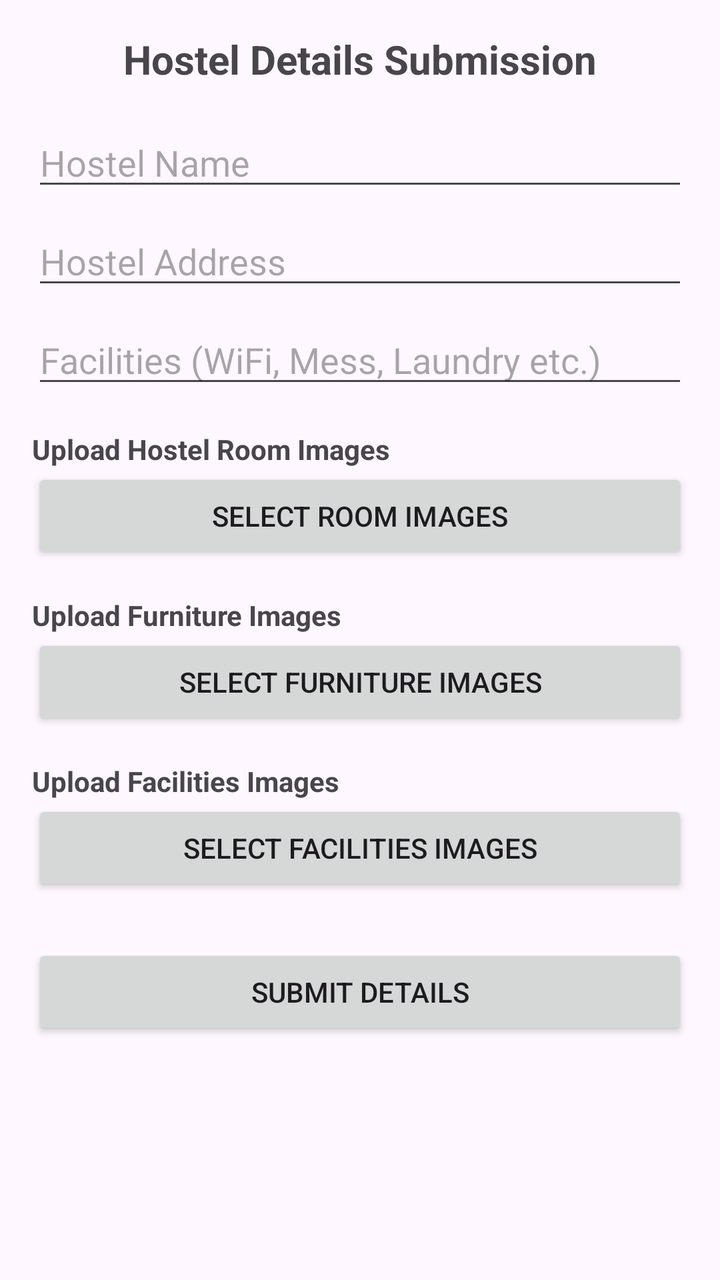
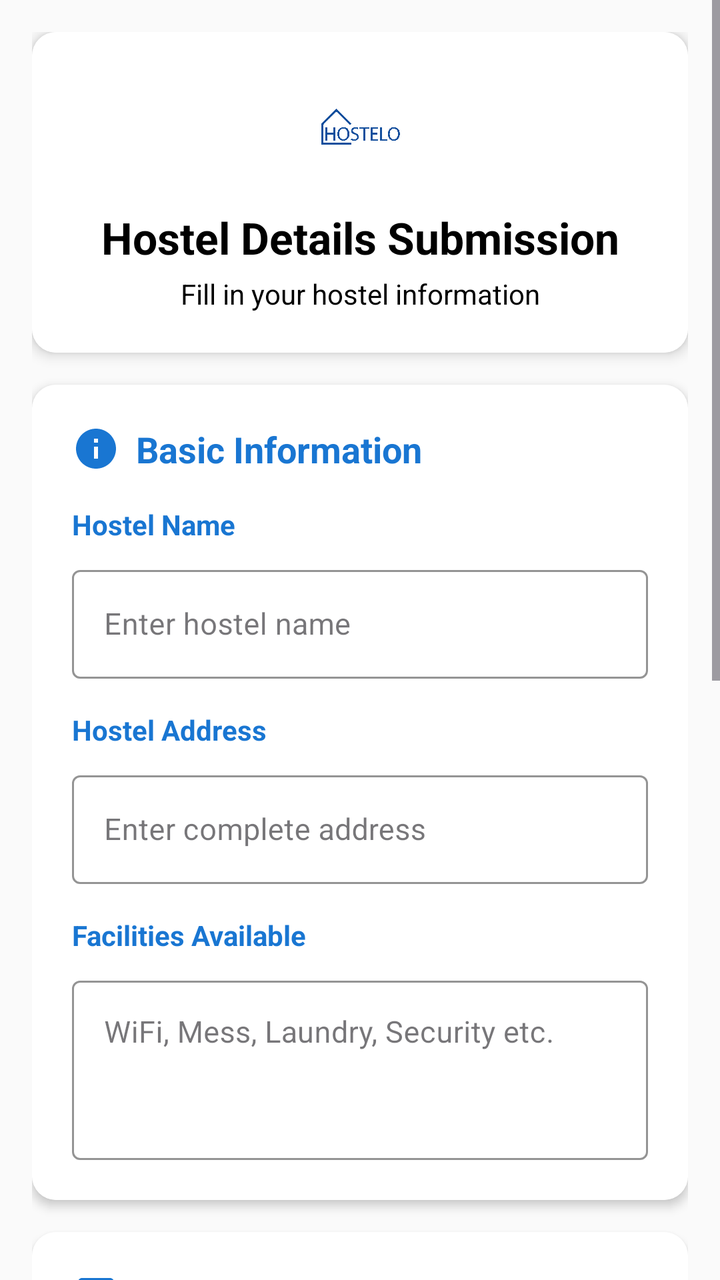

Compare the two renders of this Android layout. The source of the first and the diff that turns it into the second are given below.
<!-- AndroidManifest.xml: application theme Theme.Hostello -->
<!-- res/layout/activity_owner_document_submission.xml -->
<?xml version="1.0" encoding="utf-8"?>
<ScrollView xmlns:android="http://schemas.android.com/apk/res/android"
    android:layout_width="match_parent"
    android:layout_height="match_parent"
    android:fillViewport="true">

    <LinearLayout
        android:layout_width="match_parent"
        android:layout_height="wrap_content"
        android:orientation="vertical"
        android:padding="16dp">

        <TextView
            android:text="Hostel Details Submission"
            android:textSize="20sp"
            android:textStyle="bold"
            android:gravity="center"
            android:layout_width="match_parent"
            android:layout_height="wrap_content"
            android:paddingBottom="16dp"/>

        
        <EditText
            android:id="@+id/etHostelName"
            android:hint="Hostel Name"
            android:layout_width="match_parent"
            android:layout_height="wrap_content"/>

        
        <EditText
            android:id="@+id/etHostelAddress"
            android:hint="Hostel Address"
            android:layout_width="match_parent"
            android:layout_height="wrap_content"
            android:layout_marginTop="8dp"/>

        
        <EditText
            android:id="@+id/etFacilities"
            android:hint="Facilities (WiFi, Mess, Laundry etc.)"
            android:layout_width="match_parent"
            android:layout_height="wrap_content"
            android:layout_marginTop="8dp"/>

        
        <TextView
            android:text="Upload Hostel Room Images"
            android:textStyle="bold"
            android:layout_marginTop="16dp"
            android:layout_width="wrap_content"
            android:layout_height="wrap_content"/>

        <Button
            android:id="@+id/btnRoomImages"
            android:text="Select Room Images"
            android:layout_width="match_parent"
            android:layout_height="wrap_content"/>

        
        <TextView
            android:text="Upload Furniture Images"
            android:textStyle="bold"
            android:layout_marginTop="16dp"
            android:layout_width="wrap_content"
            android:layout_height="wrap_content"/>

        <Button
            android:id="@+id/btnFurnitureImages"
            android:text="Select Furniture Images"
            android:layout_width="match_parent"
            android:layout_height="wrap_content"/>

        
        <TextView
            android:text="Upload Facilities Images"
            android:textStyle="bold"
            android:layout_marginTop="16dp"
            android:layout_width="wrap_content"
            android:layout_height="wrap_content"/>

        <Button
            android:id="@+id/btnFacilityImages"
            android:text="Select Facilities Images"
            android:layout_width="match_parent"
            android:layout_height="wrap_content"/>

        
        <Button
            android:id="@+id/btnSubmit"
            android:text="Submit Details"
            android:layout_marginTop="24dp"
            android:layout_width="match_parent"
            android:layout_height="wrap_content"/>

    </LinearLayout>
</ScrollView>
<!-- resources referenced by this layout -->
<resources>
  <style name="Theme.Hostello" parent="Base.Theme.Hostello" />
  <style name="Base.Theme.Hostello" parent="Theme.Material3.DayNight.NoActionBar">
          <item name="colorPrimary">@color/black</item>
      </style>
  <color name="black">#FF000000</color>
</resources>

<!-- the commit's change to res/layout/activity_owner_document_submission.xml (unified diff, before → after) -->
@@ -1,8 +1,10 @@
 <?xml version="1.0" encoding="utf-8"?>
 <ScrollView xmlns:android="http://schemas.android.com/apk/res/android"
+    xmlns:app="http://schemas.android.com/apk/res-auto"
     android:layout_width="match_parent"
     android:layout_height="match_parent"
-    android:fillViewport="true">
+    android:fillViewport="true"
+    android:background="#FAFAFA">
 
     <LinearLayout
         android:layout_width="match_parent"
@@ -10,87 +12,338 @@
         android:orientation="vertical"
         android:padding="16dp">
 
-        <TextView
-            android:text="Hostel Details Submission"
-            android:textSize="20sp"
-            android:textStyle="bold"
-            android:gravity="center"
+        
+        <androidx.cardview.widget.CardView
             android:layout_width="match_parent"
             android:layout_height="wrap_content"
-            android:paddingBottom="16dp"/>
+            android:layout_marginBottom="16dp"
+            app:cardCornerRadius="12dp"
+            app:cardElevation="4dp">
+
+            <LinearLayout
+                android:layout_width="match_parent"
+                android:layout_height="wrap_content"
+                android:orientation="vertical"
+                android:padding="20dp"
+                android:background="@color/white">
+
+                <ImageView
+                    android:layout_width="60dp"
+                    android:layout_height="60dp"
+                    android:layout_gravity="center_horizontal"
+                    android:src="@drawable/host_logo_02"
+                    android:contentDescription="Hostel Icon"
+                     />
+
+                <TextView
+                    android:layout_width="match_parent"
+                    android:layout_height="wrap_content"
+                    android:layout_marginTop="8dp"
+                    android:gravity="center"
+                    android:text="Hostel Details Submission"
+                    android:textColor="@color/black"
+                    android:textSize="22sp"
+                    android:textStyle="bold" />
+
+                <TextView
+                    android:layout_width="match_parent"
+                    android:layout_height="wrap_content"
+                    android:layout_marginTop="4dp"
+                    android:gravity="center"
+                    android:text="Fill in your hostel information"
+                    android:textColor="@color/black"
+                    android:textSize="14sp" />
+
+            </LinearLayout>
+        </androidx.cardview.widget.CardView>
 
         
-        <EditText
-            android:id="@+id/etHostelName"
-            android:hint="Hostel Name"
-            android:layout_width="match_parent"
-            android:layout_height="wrap_content"/>
-
-        
-        <EditText
-            android:id="@+id/etHostelAddress"
-            android:hint="Hostel Address"
+        <androidx.cardview.widget.CardView
             android:layout_width="match_parent"
             android:layout_height="wrap_content"
-            android:layout_marginTop="8dp"/>
+            android:layout_marginBottom="16dp"
+            app:cardCornerRadius="12dp"
+            app:cardElevation="3dp">
+
+            <LinearLayout
+                android:layout_width="match_parent"
+                android:layout_height="wrap_content"
+                android:orientation="vertical"
+                android:padding="20dp"
+                android:background="#FFFFFF">
+
+                <TextView
+                    android:layout_width="wrap_content"
+                    android:layout_height="wrap_content"
+                    android:layout_marginBottom="16dp"
+                    android:drawableStart="@drawable/ic_info"
+                    android:drawablePadding="8dp"
+                    android:text="Basic Information"
+                    android:textColor="#1976D2"
+                    android:textSize="18sp"
+                    android:textStyle="bold"
+                    app:drawableTint="#1976D2" />
+
+                
+                <TextView
+                    android:layout_width="wrap_content"
+                    android:layout_height="wrap_content"
+                    android:layout_marginBottom="8dp"
+                    android:text="Hostel Name"
+                    android:textColor="#1976D2"
+                    android:textSize="14sp"
+                    android:textStyle="bold" />
+
+                <com.google.android.material.textfield.TextInputLayout
+                    android:layout_width="match_parent"
+                    android:layout_height="wrap_content"
+                    android:layout_marginBottom="16dp"
+                    app:boxStrokeColor="#1976D2"
+                    app:hintTextColor="#1976D2"
+                    style="@style/Widget.MaterialComponents.TextInputLayout.OutlinedBox">
+
+                    <com.google.android.material.textfield.TextInputEditText
+                        android:id="@+id/etHostelName"
+                        android:layout_width="match_parent"
+                        android:layout_height="wrap_content"
+                        android:hint="Enter hostel name"
+                        android:inputType="textCapWords"
+                        android:textColor="#1565C0"
+                        android:textSize="15sp" />
+                </com.google.android.material.textfield.TextInputLayout>
+
+                
+                <TextView
+                    android:layout_width="wrap_content"
+                    android:layout_height="wrap_content"
+                    android:layout_marginBottom="8dp"
+                    android:text="Hostel Address"
+                    android:textColor="#1976D2"
+                    android:textSize="14sp"
+                    android:textStyle="bold" />
+
+                <com.google.android.material.textfield.TextInputLayout
+                    android:layout_width="match_parent"
+                    android:layout_height="wrap_content"
+                    android:layout_marginBottom="16dp"
+                    app:boxStrokeColor="#1976D2"
+                    app:hintTextColor="#1976D2"
+                    style="@style/Widget.MaterialComponents.TextInputLayout.OutlinedBox">
+
+                    <com.google.android.material.textfield.TextInputEditText
+                        android:id="@+id/etHostelAddress"
+                        android:layout_width="match_parent"
+                        android:layout_height="wrap_content"
+                        android:hint="Enter complete address"
+                        android:inputType="textPostalAddress"
+                        android:textColor="#1565C0"
+                        android:textSize="15sp" />
+                </com.google.android.material.textfield.TextInputLayout>
+
+                
+                <TextView
+                    android:layout_width="wrap_content"
+                    android:layout_height="wrap_content"
+                    android:layout_marginBottom="8dp"
+                    android:text="Facilities Available"
+                    android:textColor="#1976D2"
+                    android:textSize="14sp"
+                    android:textStyle="bold" />
+
+                <com.google.android.material.textfield.TextInputLayout
+                    android:layout_width="match_parent"
+                    android:layout_height="wrap_content"
+                    app:boxStrokeColor="#1976D2"
+                    app:hintTextColor="#1976D2"
+                    style="@style/Widget.MaterialComponents.TextInputLayout.OutlinedBox">
+
+                    <com.google.android.material.textfield.TextInputEditText
+                        android:id="@+id/etFacilities"
+                        android:layout_width="match_parent"
+                        android:layout_height="wrap_content"
+                        android:gravity="top"
+                        android:hint="WiFi, Mess, Laundry, Security etc."
+                        android:inputType="textMultiLine|textCapSentences"
+                        android:minLines="3"
+                        android:textColor="#1565C0"
+                        android:textSize="15sp" />
+                </com.google.android.material.textfield.TextInputLayout>
+
+            </LinearLayout>
+        </androidx.cardview.widget.CardView>
 
         
-        <EditText
-            android:id="@+id/etFacilities"
-            android:hint="Facilities (WiFi, Mess, Laundry etc.)"
+        <androidx.cardview.widget.CardView
             android:layout_width="match_parent"
             android:layout_height="wrap_content"
-            android:layout_marginTop="8dp"/>
-
-        
-        <TextView
-            android:text="Upload Hostel Room Images"
-            android:textStyle="bold"
-            android:layout_marginTop="16dp"
-            android:layout_width="wrap_content"
-            android:layout_height="wrap_content"/>
-
-        <Button
-            android:id="@+id/btnRoomImages"
-            android:text="Select Room Images"
-            android:layout_width="match_parent"
-            android:layout_height="wrap_content"/>
-
-        
-        <TextView
-            android:text="Upload Furniture Images"
-            android:textStyle="bold"
-            android:layout_marginTop="16dp"
-            android:layout_width="wrap_content"
-            android:layout_height="wrap_content"/>
-
-        <Button
-            android:id="@+id/btnFurnitureImages"
-            android:text="Select Furniture Images"
-            android:layout_width="match_parent"
-            android:layout_height="wrap_content"/>
-
-        
-        <TextView
-            android:text="Upload Facilities Images"
-            android:textStyle="bold"
-            android:layout_marginTop="16dp"
-            android:layout_width="wrap_content"
-            android:layout_height="wrap_content"/>
-
-        <Button
-            android:id="@+id/btnFacilityImages"
-            android:text="Select Facilities Images"
-            android:layout_width="match_parent"
-            android:layout_height="wrap_content"/>
+            android:layout_marginBottom="16dp"
+            app:cardCornerRadius="12dp"
+            app:cardElevation="3dp">
+
+            <LinearLayout
+                android:layout_width="match_parent"
+                android:layout_height="wrap_content"
+                android:orientation="vertical"
+                android:padding="20dp"
+                android:background="#FFFFFF">
+
+                <TextView
+                    android:layout_width="wrap_content"
+                    android:layout_height="wrap_content"
+                    android:layout_marginBottom="16dp"
+                    android:drawableStart="@drawable/ic_image"
+                    android:drawablePadding="8dp"
+                    android:text="Upload Images"
+                    android:textColor="#1976D2"
+                    android:textSize="18sp"
+                    android:textStyle="bold"
+                    app:drawableTint="#1976D2" />
+
+                
+                <LinearLayout
+                    android:layout_width="match_parent"
+                    android:layout_height="wrap_content"
+                    android:layout_marginBottom="12dp"
+                    android:background="@drawable/upload_section_bg"
+                    android:orientation="vertical"
+                    android:padding="16dp">
+
+                    <TextView
+                        android:layout_width="wrap_content"
+                        android:layout_height="wrap_content"
+                        android:layout_marginBottom="8dp"
+                        android:text="Hostel Room Images"
+                        android:textColor="#1976D2"
+                        android:textSize="15sp"
+                        android:textStyle="bold" />
+
+                    <Button
+                        android:id="@+id/btnRoomImages"
+                        android:layout_width="match_parent"
+                        android:layout_height="wrap_content"
+                        android:backgroundTint="#1976D2"
+                        android:drawableStart="@drawable/ic_upload"
+                        android:drawablePadding="8dp"
+                        android:paddingVertical="12dp"
+                        android:text="Upload Room Images"
+                        android:textColor="#FFFFFF"
+                        android:textSize="15sp"
+                        app:cornerRadius="8dp"
+                        app:icon="@drawable/ic_upload"
+                        app:iconTint="#FFFFFF" />
+
+                    <TextView
+                        android:id="@+id/tvRoomImagesCount"
+                        android:layout_width="wrap_content"
+                        android:layout_height="wrap_content"
+                        android:layout_marginTop="4dp"
+                        android:text="No images selected"
+                        android:textColor="#1976D2"
+                        android:textSize="12sp" />
+                </LinearLayout>
+
+                
+                <LinearLayout
+                    android:layout_width="match_parent"
+                    android:layout_height="wrap_content"
+                    android:layout_marginBottom="12dp"
+                    android:background="@drawable/upload_section_bg"
+                    android:orientation="vertical"
+                    android:padding="16dp">
+
+                    <TextView
+                        android:layout_width="wrap_content"
+                        android:layout_height="wrap_content"
+                        android:layout_marginBottom="8dp"
+                        android:text="Furniture Images"
+                        android:textColor="#1976D2"
+                        android:textSize="15sp"
+                        android:textStyle="bold" />
+
+                    <Button
+                        android:id="@+id/btnFurnitureImages"
+                        android:layout_width="match_parent"
+                        android:layout_height="wrap_content"
+                        android:backgroundTint="#1976D2"
+                        android:drawableStart="@drawable/ic_upload"
+                        android:drawablePadding="8dp"
+                        android:paddingVertical="12dp"
+                        android:text="Upload Furniture Images"
+                        android:textColor="#FFFFFF"
+                        android:textSize="15sp"
+                        app:cornerRadius="8dp"
+                        app:icon="@drawable/ic_upload"
+                        app:iconTint="#FFFFFF" />
+
+                    <TextView
+                        android:id="@+id/tvFurnitureImagesCount"
+                        android:layout_width="wrap_content"
+                        android:layout_height="wrap_content"
+                        android:layout_marginTop="4dp"
+                        android:text="No images selected"
+                        android:textColor="#1976D2"
+                        android:textSize="12sp" />
+                </LinearLayout>
+
+                
+                <LinearLayout
+                    android:layout_width="match_parent"
+                    android:layout_height="wrap_content"
+                    android:background="@drawable/upload_section_bg"
+                    android:orientation="vertical"
+                    android:padding="16dp">
+
+                    <TextView
+                        android:layout_width="wrap_content"
+                        android:layout_height="wrap_content"
+                        android:layout_marginBottom="8dp"
+                        android:text="Facilities Images"
+                        android:textColor="#1976D2"
+                        android:textSize="15sp"
+                        android:textStyle="bold" />
+
+                    <Button
+                        android:id="@+id/btnFacilityImages"
+                        android:layout_width="match_parent"
+                        android:layout_height="wrap_content"
+                        android:backgroundTint="#1976D2"
+                        android:drawableStart="@drawable/ic_upload"
+                        android:drawablePadding="8dp"
+                        android:paddingVertical="12dp"
+                        android:text="Upload Facilities Images"
+                        android:textColor="#FFFFFF"
+                        android:textSize="15sp"
+                        app:cornerRadius="8dp"
+                        app:icon="@drawable/ic_upload"
+                        app:iconTint="#FFFFFF" />
+
+                    <TextView
+                        android:id="@+id/tvFacilityImagesCount"
+                        android:layout_width="wrap_content"
+                        android:layout_height="wrap_content"
+                        android:layout_marginTop="4dp"
+                        android:text="No images selected"
+                        android:textColor="#1976D2"
+                        android:textSize="12sp" />
+                </LinearLayout>
+
+            </LinearLayout>
+        </androidx.cardview.widget.CardView>
 
         
         <Button
             android:id="@+id/btnSubmit"
-            android:text="Submit Details"
-            android:layout_marginTop="24dp"
             android:layout_width="match_parent"
-            android:layout_height="wrap_content"/>
+            android:layout_height="wrap_content"
+            android:layout_marginBottom="16dp"
+            android:backgroundTint="#1976D2"
+            android:paddingVertical="14dp"
+            android:text="Submit Hostel Details"
+            android:textColor="#FFFFFF"
+            android:textSize="16sp"
+            android:textStyle="bold"
+            app:cornerRadius="8dp"
+            />
 
     </LinearLayout>
 </ScrollView>
<!-- resource entries referenced after the edit -->
@@ -1,9 +1,53 @@
 <!-- resources referenced by this layout -->
 <resources>
+  <color name="black">#FF000000</color>
+  <color name="white">#FFFFFF</color>
+  <!-- drawable host_logo_02: png bitmap (drawable, 61729 bytes) -->
+  <!-- drawable ic_image (drawable) -->
+  <?xml version="1.0" encoding="utf-8"?>
+  <vector xmlns:android="http://schemas.android.com/apk/res/android"
+      android:width="24dp"
+      android:height="24dp"
+      android:viewportWidth="24"
+      android:viewportHeight="24">
+      <path
+          android:fillColor="#1976D2"
+          android:pathData="M21,19V5c0,-1.1 -0.9,-2 -2,-2H5c-1.1,0 -2,0.9 -2,2v14c0,1.1 0.9,2 2,2h14c1.1,0 2,-0.9 2,-2zM8.5,13.5l2.5,3.01L14.5,12l4.5,6H5l3.5,-4.5z" />
+  </vector>
+  <!-- drawable ic_info (drawable) -->
+  <?xml version="1.0" encoding="utf-8"?>
+  <vector xmlns:android="http://schemas.android.com/apk/res/android"
+      android:width="24dp"
+      android:height="24dp"
+      android:viewportWidth="24"
+      android:viewportHeight="24">
+      <path
+          android:fillColor="#1976D2"
+          android:pathData="M12,2C6.48,2 2,6.48 2,12s4.48,10 10,10 10,-4.48 10,-10S17.52,2 12,2zM13,17h-2v-6h2v6zM13,9h-2L11,7h2v2z" />
+  </vector>
+  <!-- drawable ic_upload (drawable) -->
+  <?xml version="1.0" encoding="utf-8"?>
+  <vector xmlns:android="http://schemas.android.com/apk/res/android"
+      android:width="24dp"
+      android:height="24dp"
+      android:viewportWidth="24"
+      android:viewportHeight="24">
+      <path
+          android:fillColor="#FFFFFF"
+          android:pathData="M9,16h6v-6h4l-7,-7 -7,7h4zM5,18h14v2H5z" />
+  </vector>
+  <!-- drawable upload_section_bg (drawable) -->
+  <?xml version="1.0" encoding="utf-8"?>
+  <shape xmlns:android="http://schemas.android.com/apk/res/android">
+      <solid android:color="#E3F2FD" />
+      <corners android:radius="8dp" />
+      <stroke
+          android:width="1dp"
+          android:color="#BBDEFB" />
+  </shape>
   <style name="Theme.Hostello" parent="Base.Theme.Hostello" />
   <style name="Base.Theme.Hostello" parent="Theme.Material3.DayNight.NoActionBar">
           <item name="colorPrimary">@color/black</item>
       </style>
-  <color name="black">#FF000000</color>
 </resources>
 
